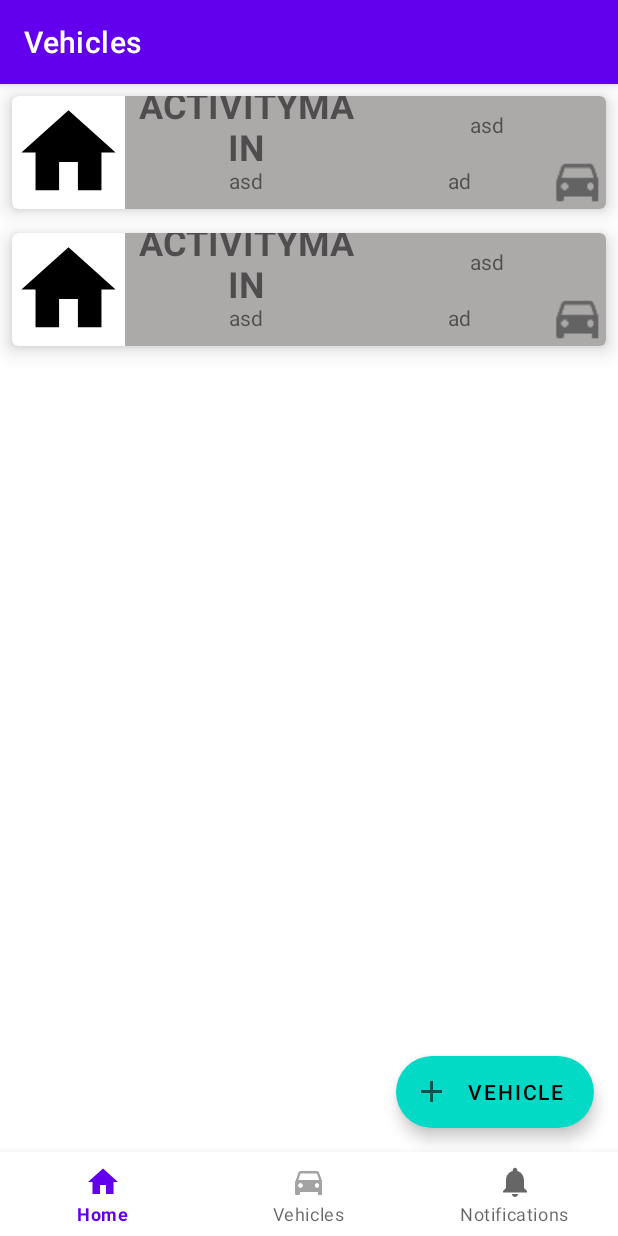
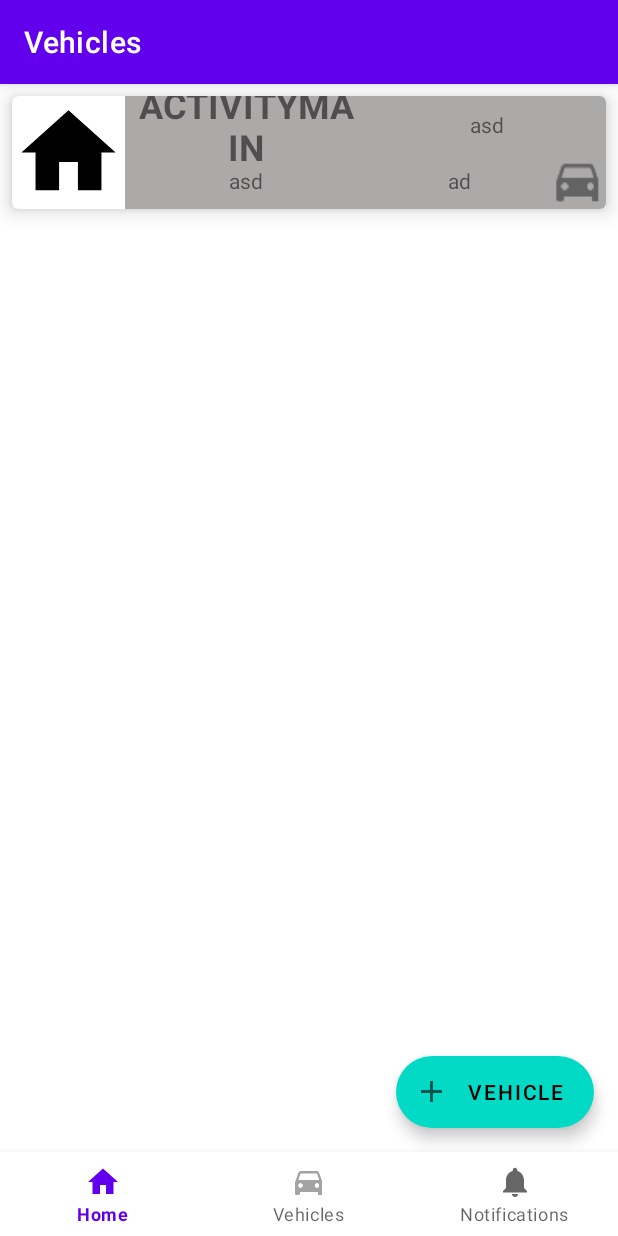
Before and after one commit to vladutstoica/VehicleBulletin, an Android app: the VehiclesFragment screen opened through its navigation route, after a tap on "VEHICLE", on a phone screen of 412 x 824 dp. Run offline under Robolectric (Android 15) with nearby library versions, the phone set to English and light mode, and no system bars; our stand-ins replace navigation-ui.

Commit message:
add cardview on fab press working

```diff
--- a/app/src/main/java/com/shto/vehiclebulletin/MainActivity.java
+++ b/app/src/main/java/com/shto/vehiclebulletin/MainActivity.java
@@ -25,7 +25,7 @@ public class MainActivity extends AppCompatActivity {
                 R.id.navigation_home, R.id.navigation_vehicles, R.id.navigation_notifications)
                 .build();
 
-        Vehicles.test.add(new Vehicles("ActivityMain","asd","asd","ad", R.drawable.ic_home_black_24dp));
+        //Vehicles.test.add(new Vehicles("ActivityMain","asd","asd","ad", R.drawable.ic_home_black_24dp));
 
         //FragmentContainerView using findNavController
         //https://stackoverflow.com/questions/59275009/fragmentcontainerview-using-findnavcontroller
--- a/app/src/main/java/com/shto/vehiclebulletin/ui/vehicles/Vehicles.java
+++ b/app/src/main/java/com/shto/vehiclebulletin/ui/vehicles/Vehicles.java
@@ -1,5 +1,5 @@
 package com.shto.vehiclebulletin.ui.vehicles;
-
+/*
 import java.util.ArrayList;
 
 public class Vehicles {
@@ -54,3 +54,43 @@ public class Vehicles {
         return mVehicleLogo;
     }
 }
+*/
+
+import java.util.ArrayList;
+
+public class Vehicles {
+    public static ArrayList<Vehicles> mVehiclesData = new ArrayList<>();
+    private String mLicencePlate;
+    private String mVehicleModel;
+    private String mRenew;
+    private String mTotalCost;
+    private int mVehicleLogoId;
+
+    public Vehicles(String mLicencePlate, String mVehicleModel, String mRenew, String mTotalCost, int mVehicleLogo) {
+        this.mLicencePlate = mLicencePlate;
+        this.mVehicleModel = mVehicleModel;
+        this.mRenew = mRenew;
+        this.mTotalCost = mTotalCost;
+        this.mVehicleLogoId = mVehicleLogo;
+    }
+
+    public String getLicencePlate() {
+        return mLicencePlate;
+    }
+
+    public String getVehicleModel() {
+        return mVehicleModel;
+    }
+
+    public String getRenew() {
+        return mRenew;
+    }
+
+    public String getTotalCost() {
+        return mTotalCost;
+    }
+
+    public int getVehicleLogoId() {
+        return mVehicleLogoId;
+    }
+}
--- a/app/src/main/java/com/shto/vehiclebulletin/ui/vehicles/VehiclesAdapter.java
+++ b/app/src/main/java/com/shto/vehiclebulletin/ui/vehicles/VehiclesAdapter.java
@@ -1,5 +1,5 @@
 package com.shto.vehiclebulletin.ui.vehicles;
-
+/*
 import android.view.LayoutInflater;
 import android.view.ViewGroup;
 import android.widget.ImageView;
@@ -81,3 +81,70 @@ public class VehiclesAdapter extends RecyclerView.Adapter {
         return mLicencePlate.length;
     }
 }
+*/
+
+import android.view.LayoutInflater;
+import android.view.View;
+import android.view.ViewGroup;
+import android.widget.ImageView;
+import android.widget.TextView;
+
+import androidx.annotation.NonNull;
+import androidx.cardview.widget.CardView;
+import androidx.recyclerview.widget.RecyclerView;
+
+import com.shto.vehiclebulletin.R;
+
+import java.util.ArrayList;
+
+public class VehiclesAdapter extends RecyclerView.Adapter<VehiclesAdapter.MyViewHolder> {
+
+    private ArrayList<Vehicles> dataSet;
+
+    public class MyViewHolder extends RecyclerView.ViewHolder {
+
+        private TextView mLicencePlateTextView;
+        private TextView mVehicleModelTextView;
+        private TextView mRenewTextView;
+        private TextView mTotalCostTextView;
+        private ImageView mVehicleLogoId;
+
+        public MyViewHolder(@NonNull View itemView) {
+            super(itemView);
+
+            this.mLicencePlateTextView = itemView.findViewById(R.id.licence_plate);
+            this.mVehicleModelTextView = itemView.findViewById(R.id.vehicle_model);
+            this.mRenewTextView = itemView.findViewById(R.id.renew);
+            this.mTotalCostTextView = itemView.findViewById(R.id.total_cost);
+            this.mVehicleLogoId = itemView.findViewById(R.id.vehicle_logo);
+        }
+    }
+
+    public VehiclesAdapter(ArrayList<Vehicles> dataSet) {
+        this.dataSet = dataSet;
+    }
+
+    @NonNull
+    @Override
+    public MyViewHolder onCreateViewHolder(@NonNull ViewGroup parent, int viewType) {
+
+        CardView cardView = (CardView) LayoutInflater.from(parent.getContext()).inflate(R.layout.card_vehicles, parent, false);
+
+        return new MyViewHolder(cardView);
+    }
+
+    @Override
+    public void onBindViewHolder(@NonNull MyViewHolder holder, int position) {
+
+        holder.mLicencePlateTextView.setText(dataSet.get(position).getLicencePlate());
+        holder.mVehicleModelTextView.setText(dataSet.get(position).getVehicleModel());
+        holder.mRenewTextView.setText(dataSet.get(position).getRenew());
+        holder.mTotalCostTextView.setText(dataSet.get(position).getTotalCost());
+        holder.mVehicleLogoId.setImageResource(dataSet.get(position).getVehicleLogoId());
+    }
+
+    @Override
+    public int getItemCount() {
+        return dataSet.size();
+    }
+}
--- a/app/src/main/java/com/shto/vehiclebulletin/ui/vehicles/VehiclesFragment.java
+++ b/app/src/main/java/com/shto/vehiclebulletin/ui/vehicles/VehiclesFragment.java
@@ -1,5 +1,5 @@
 package com.shto.vehiclebulletin.ui.vehicles;
-
+/*
 import android.os.Bundle;
 import android.util.Log;
 import android.view.LayoutInflater;
@@ -123,5 +123,66 @@ public class VehiclesFragment extends Fragment {
         // Inflate the layout for this fragment
         return view;
     }
+}
+*/
 
+import android.os.Bundle;
+import android.util.Log;
+import android.view.LayoutInflater;
+import android.view.View;
+import android.view.ViewGroup;
+import android.widget.Toast;
+
+import androidx.annotation.NonNull;
+import androidx.annotation.Nullable;
+import androidx.fragment.app.Fragment;
+import androidx.recyclerview.widget.LinearLayoutManager;
+import androidx.recyclerview.widget.RecyclerView;
+
+import com.google.android.material.floatingactionbutton.ExtendedFloatingActionButton;
+import com.shto.vehiclebulletin.R;
+
+import java.util.ArrayList;
+
+public class VehiclesFragment extends Fragment {
+    private RecyclerView mRecyclerView;
+    private RecyclerView.Adapter mAdapter;
+    private RecyclerView.LayoutManager mLayoutManager;
+
+    //private ArrayList<Vehicles> mVehiclesData = new ArrayList<>();
+    private ExtendedFloatingActionButton mFab;
+
+    @Nullable
+    @Override
+    public View onCreateView(@NonNull LayoutInflater inflater, @Nullable ViewGroup container, @Nullable Bundle savedInstanceState) {
+
+        View view = inflater.inflate(R.layout.fragment_vehicles, container, false);
+        mRecyclerView = view.findViewById(R.id.vehicles_recycler_view);
+
+        //Vehicles.mVehiclesData.add(new Vehicles("ActivityMain","asd","asd","ad", R.drawable.ic_home_black_24dp));
+
+        mRecyclerView.setHasFixedSize(true);
+
+        // EDIT CONTEXT FOR ERRORS
+        mLayoutManager = new LinearLayoutManager(mRecyclerView.getContext());
+        mRecyclerView.setLayoutManager(mLayoutManager);
+
+        mAdapter = new VehiclesAdapter(Vehicles.mVehiclesData);
+        mRecyclerView.setAdapter(mAdapter);
+
+        mFab = view.findViewById(R.id.extended_fab);
+        mFab.setOnClickListener(new View.OnClickListener() {
+            @Override
+            public void onClick(View v) {
+                Log.d("FAB", "working fab");
+                Toast.makeText(getContext(),"working ", Toast.LENGTH_SHORT).show();
+
+                Vehicles.mVehiclesData.add(new Vehicles("ActivityMain","asd","asd","ad", R.drawable.ic_home_black_24dp));
+                Toast.makeText(getContext(),"array size " + Vehicles.mVehiclesData.size(), Toast.LENGTH_SHORT).show();
+                mAdapter.notifyDataSetChanged();
+            }
+        });
+
+        return view;
+    }
 }
```
